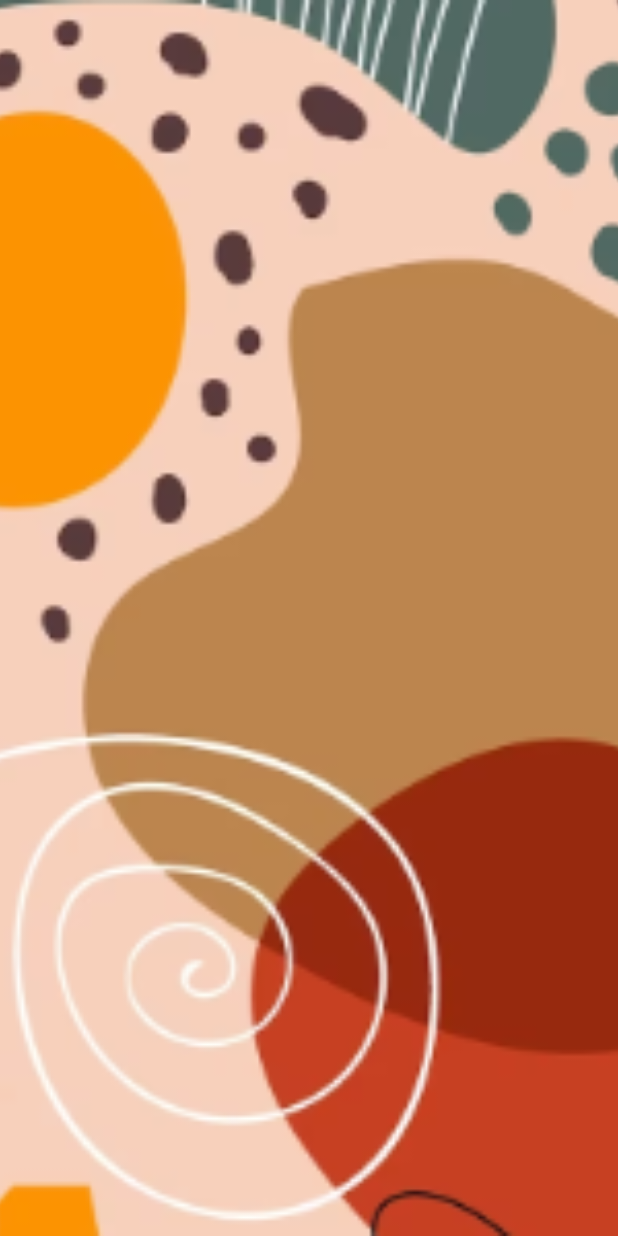
After one commit to akexorcist/photo-on-cover-for-galaxy-z-flip5, an Android app built with Jetpack Compose: the layout photo_widget_preview.xml on its own in the app's theme, with its tools: preview values and no code run, on a phone screen of 412 x 824 dp. The commit adds this screen. Run offline under Robolectric (Android 15) with nearby library versions, the phone set to English and light mode, and no system bars.

Commit message:
Add initial and preview layout for widget

```diff
--- /dev/null
+++ b/widget/src/main/res/layout/photo_widget_preview.xml
@@ -0,0 +1,13 @@
+<?xml version="1.0" encoding="utf-8"?>
+<LinearLayout xmlns:android="http://schemas.android.com/apk/res/android"
+    android:layout_width="match_parent"
+    android:layout_height="match_parent"
+    android:background="@color/widget_preview_background"
+    android:orientation="vertical">
+
+    <ImageView
+        android:layout_width="match_parent"
+        android:layout_height="match_parent"
+        android:scaleType="centerCrop"
+        android:src="@drawable/image_widget_preview" />
+</LinearLayout>
--- /dev/null
+++ b/widget/src/main/res/values-night/colors.xml
@@ -0,0 +1,4 @@
+<?xml version="1.0" encoding="utf-8"?>
+<resources>
+    <color name="widget_preview_background">#FF1C1B1F</color>
+</resources>
--- /dev/null
+++ b/widget/src/main/res/values/colors.xml
@@ -0,0 +1,4 @@
+<?xml version="1.0" encoding="utf-8"?>
+<resources>
+    <color name="widget_preview_background">#FFFEFBFE</color>
+</resources>
--- a/widget/src/main/res/xml/photo_widget_info.xml
+++ b/widget/src/main/res/xml/photo_widget_info.xml
@@ -1,9 +1,10 @@
 <?xml version="1.0" encoding="utf-8"?>
 <appwidget-provider xmlns:android="http://schemas.android.com/apk/res/android"
     android:initialLayout="@layout/glance_default_loading_layout"
+    android:previewLayout="@layout/photo_widget_preview"
+    android:resizeMode="horizontal|vertical"
     android:targetCellWidth="3"
     android:targetCellHeight="2"
-    android:resizeMode="horizontal|vertical"
     android:widgetCategory="keyguard|home_screen" />
 
     <!--android:configure="com.akexorcist.photooncover.ui.MainActivity"-->
```
Also changed, not shown: widget/src/main/java/com/akexorcist/photooncover/widget/PhotoScreen.kt (+5 -5 lines), widget/src/main/res/layout/photo_widget_initial.xml (added, +12 -0 lines), widget/build.gradle.kts (line endings or trailing spaces), widget/src/main/res/drawable-hdpi/image_widget_preview.webp (added), widget/src/main/res/drawable-mdpi/image_widget_preview.webp (added), widget/src/main/res/drawable-xhdpi/image_widget_preview.webp (added), widget/src/main/res/drawable-xxhdpi/image_widget_preview.webp (added), widget/src/main/res/drawable-xxxhdpi/image_widget_preview.webp (added).
